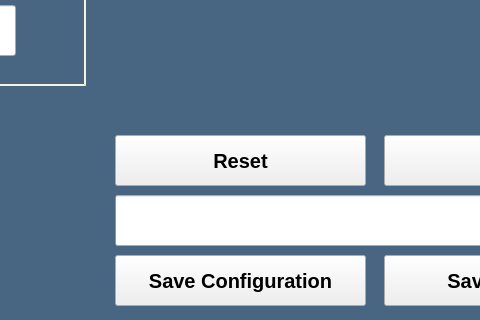
The window that GUI/mainwindow.ui (XmakerenX/Pirate_Packing) describes before a commit, drawn with Qt 5; both pictures show x 385 to 865 and y 525 to 845 of the 1100 by 927 pixel window.
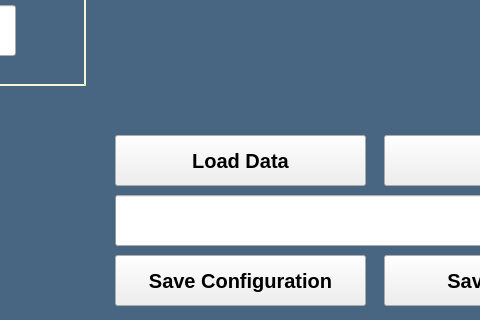
The same window after the commit. The open tabs and pages were chosen to show the change.

Commit message: Changed Reset button in viewer to Load Data

What changed in the file:
```diff
--- a/GUI/mainwindow.ui
+++ b/GUI/mainwindow.ui
@@ -573,7 +573,7 @@
        </font>
       </property>
       <property name="text">
-       <string>Reset</string>
+       <string>Load Data</string>
       </property>
      </widget>
      <widget class="QProgressBar" name="progressBar">
```
The commit also changes 2 other files.
